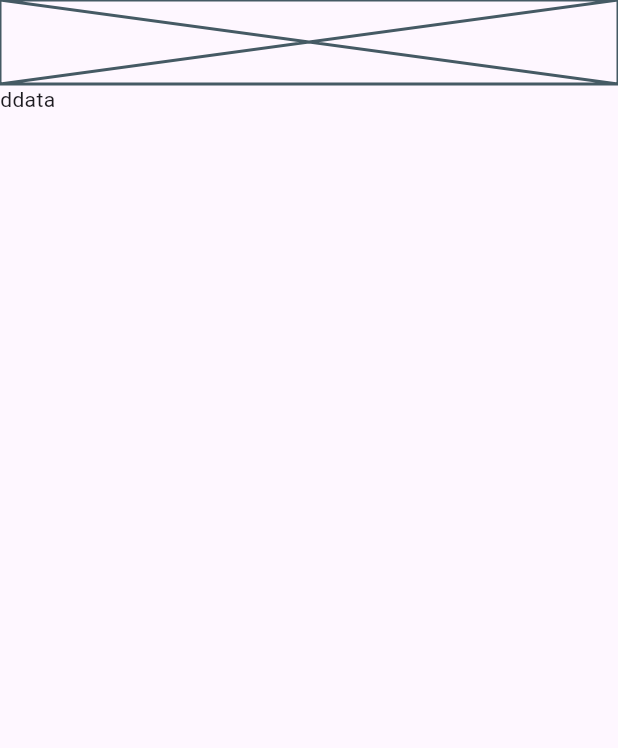
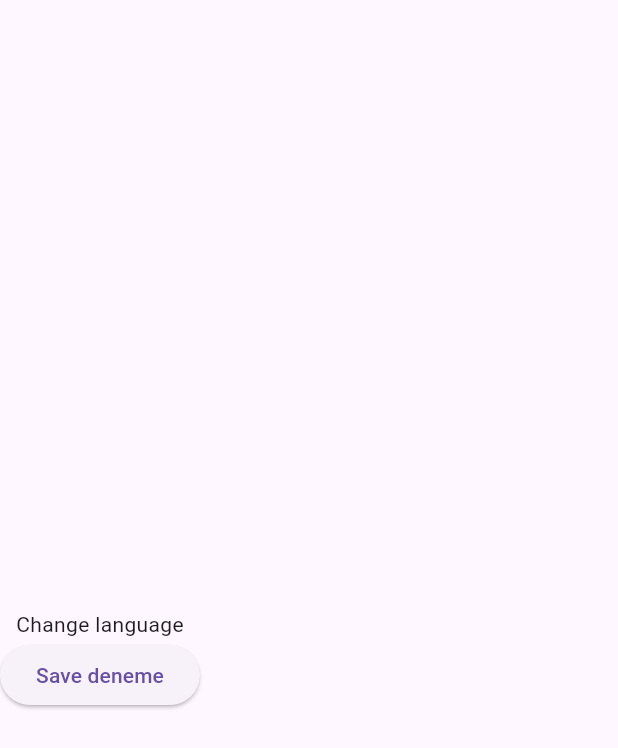
Before and after one commit to bayramismail/architecture_template_v2, a Flutter app: the screen it shows after launch, on a phone screen of 412 x 824 dp. Shown: the top 748 px of the screen. Run offline on Flutter 3.47's test engine with Material 3 defaults, Android fonts, the phone set to English and light mode, and no system bars; our stand-ins replace easy_localization, logger; missing offline and left inert: easy_logger, kartal; generated files the repository leaves out were written again.

Commit message:
project initialize added on main

```diff
--- a/assets/translations/en.json
+++ b/asset/translations/en.json
@@ -4,7 +4,7 @@
     },
     "general":{
         "button":{
-            "save":"Save"
+            "save":"Save {}"
         },
         "dialog":{
             "version":{
--- a/assets/translations/tr.json
+++ b/asset/translations/tr.json
@@ -4,7 +4,7 @@
     },
     "general":{
         "button":{
-            "save":"Kaydet"
+            "save":"Kaydet {}"
         },
         "dialog":{
             "version":{
--- a/lib/feature/home/view/home_view.dart
+++ b/lib/feature/home/view/home_view.dart
@@ -1,4 +1,8 @@
 import 'package:architecture_template_v2/feature/home/view/mixin/home_view_mixin.dart';
+import 'package:architecture_template_v2/product/init/language/locale_keys.g.dart';
+import 'package:architecture_template_v2/product/init/product_localization.dart';
+import 'package:architecture_template_v2/product/utility/constans/enums/locales.dart';
+import 'package:easy_localization/easy_localization.dart';
 import 'package:flutter/material.dart';
 
 part 'widget/home_app_bar.dart';
@@ -16,7 +20,17 @@ class _HomeViewState extends State<HomeView> with HomeViewMixin {
     return Scaffold(
       appBar: _HomeAppBar(),
       body: Column(
-        children: [Text('ddata')],
+        mainAxisAlignment: MainAxisAlignment.center,
+        children: [
+          Text('Change language'),
+          ElevatedButton(
+              onPressed: () {
+                ProductLocalization.updateLanguage(
+                    context: context, value: Locales.en);
+              },
+              child: const Text(LocaleKeys.general_button_save)
+                  .tr(args: ['deneme']))
+        ],
       ),
     );
   }
--- a/lib/feature/home/view/widget/home_app_bar.dart
+++ b/lib/feature/home/view/widget/home_app_bar.dart
@@ -1,11 +1,11 @@
 part of '../home_view.dart';
 
-class _HomeAppBar extends StatelessWidget  implements PreferredSizeWidget{
+class _HomeAppBar extends StatelessWidget implements PreferredSizeWidget {
   const _HomeAppBar({super.key});
 
   @override
   Widget build(BuildContext context) {
-    return const Placeholder();
+    return Container();
   }
 
   @override
--- a/lib/main.dart
+++ b/lib/main.dart
@@ -1,15 +1,15 @@
 import 'package:architecture_template_v2/feature/home/view/home_view.dart';
+import 'package:architecture_template_v2/product/init/application_initialize.dart';
 import 'package:architecture_template_v2/product/init/product_localization.dart';
 import 'package:easy_localization/easy_localization.dart';
 import 'package:flutter/material.dart';
 
 Future<void> main() async {
-  WidgetsFlutterBinding.ensureInitialized();
-  await EasyLocalization.ensureInitialized();
-  runApp(ProductLocalization(child: MyApp()));
+  await ApplicationInitialize().make();
+  runApp(ProductLocalization(child: _MyApp()));
 }
 
-class MyApp extends StatelessWidget {
+class _MyApp extends StatelessWidget {
   @override
   Widget build(BuildContext context) {
     return MaterialApp(
--- a/lib/product/init/product_localization.dart
+++ b/lib/product/init/product_localization.dart
@@ -14,10 +14,15 @@ final class ProductLocalization extends EasyLocalization {
         );
 
   static final List<Locale> _supportedItems = Locales.supportedLocales;
-  static const String _translationPath = 'assets/translations';
+  static const String _translationPath = 'asset/translations';
 
   ///Change project language by using [Locales]
   static Future<void> updateLanguage(
           {required BuildContext context, required Locales value}) =>
       context.setLocale(value.locale);
 }
+//Not:
+//Bunu terminal de çalıstrırsan json nesnelerin içindekileri otomatik oluşturur.
+//sh script/lang.sh
+//Not2: Buda module oluşturmak için
+//flutter create  --template=package core
--- a/pubspec.yaml
+++ b/pubspec.yaml
@@ -21,6 +21,10 @@ dependencies:
   json_annotation: ^4.8.1
   envied: ^0.5.2
   easy_localization: ^3.0.3
+
+  #Utility
+  easy_logger: ^0.0.2
+  logger: ^2.0.2+1
 # dependency_overrides:
 widgets:
   path: module/widgets
@@ -51,5 +55,5 @@ flutter:
 
 
   assets:
-     - assets/translations/
+     - asset/translations/
   #   - images/a_dot_ham.jpeg
```
Also changed, not shown: lib/product/init/application_initialize.dart (added, +39 -0 lines), pubspec.lock, 3 other files.
